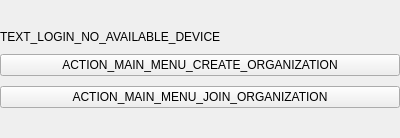
This is parsec/core/gui/forms/login_no_devices_widget.ui in Scille/parsec-cloud as Qt 5 draws it before an edit. The edited form follows.
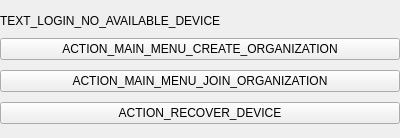
This is the edited form.

Commit message: [GUI] Added a recover device button when the list of devices is empty

```diff
--- a/parsec/core/gui/forms/login_no_devices_widget.ui
+++ b/parsec/core/gui/forms/login_no_devices_widget.ui
@@ -75,6 +75,13 @@
      </property>
     </widget>
    </item>
+   <item>
+    <widget class="QPushButton" name="button_recover_device">
+     <property name="text">
+      <string>ACTION_RECOVER_DEVICE</string>
+     </property>
+    </widget>
+   </item>
    <item>
     <spacer name="verticalSpacer_2">
      <property name="orientation">
```
The commit also changes 5 other files.
